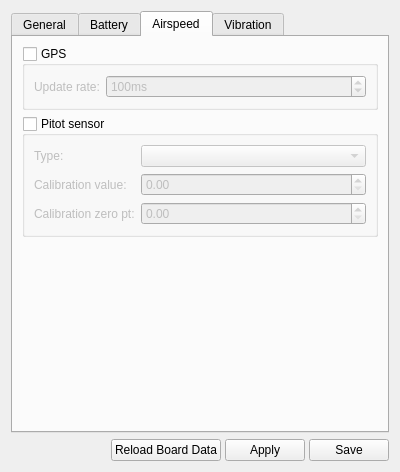
Before: the Qt Designer form ground/gcs/src/plugins/config/modules.ui in TauLabs/TauLabs, drawn with Qt 5.
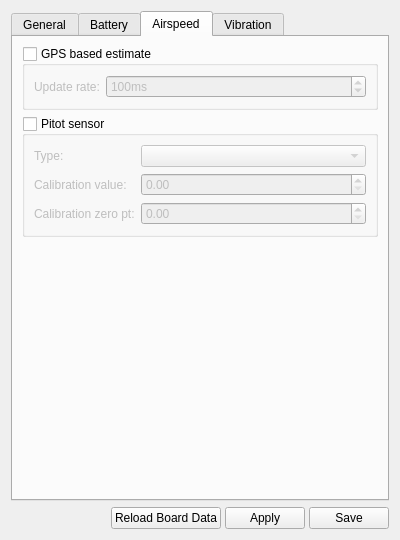
After: the same form once the commit is applied. The open tabs and pages were chosen to show the change. Icons and pictures are not drawn.

Commit message:
Modules: clarify selection of GPS in airspeed algorithm
Now it is labeled as GPS based estimate

```diff
--- a/ground/gcs/src/plugins/config/modules.ui
+++ b/ground/gcs/src/plugins/config/modules.ui
@@ -7,7 +7,7 @@
     <x>0</x>
     <y>0</y>
     <width>400</width>
-    <height>472</height>
+    <height>540</height>
    </rect>
   </property>
   <property name="windowTitle">
@@ -420,7 +420,7 @@
        <item>
         <widget class="QGroupBox" name="gb_airspeedGPS">
          <property name="title">
-          <string>GPS</string>
+          <string>GPS based estimate</string>
          </property>
          <property name="checkable">
           <bool>true</bool>
```
Left out of the diff: 8 changed lines with no effect on the pictures.
